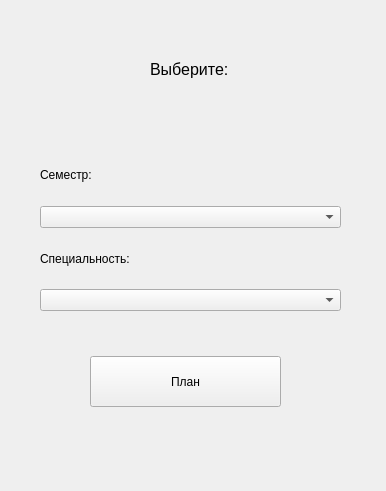
This is ElectronicJournal/toplan.ui in MariyaMari/myJournal as Qt 5 draws it before an edit. The edited form follows.
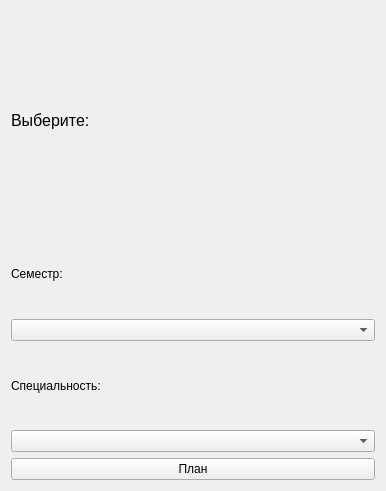
This is the edited form.

The edit to the form file:
```diff
--- a/ElectronicJournal/toplan.ui
+++ b/ElectronicJournal/toplan.ui
@@ -13,15 +13,9 @@
   <property name="windowTitle">
    <string>Form</string>
   </property>
+  <layout class="QGridLayout" name="gridLayout">
+   <item row="0" column="0">
   <widget class="QLabel" name="label">
-   <property name="geometry">
-    <rect>
-     <x>150</x>
-     <y>60</y>
-     <width>84</width>
-     <height>19</height>
-    </rect>
-   </property>
    <property name="font">
     <font>
      <pointsize>12</pointsize>
@@ -31,28 +25,8 @@
     <string>Выберите: </string>
    </property>
   </widget>
-  <widget class="QPushButton" name="pushButton">
-   <property name="geometry">
-    <rect>
-     <x>90</x>
-     <y>356</y>
-     <width>191</width>
-     <height>51</height>
-    </rect>
-   </property>
-   <property name="text">
-    <string>План</string>
-   </property>
-  </widget>
-  <widget class="QWidget" name="">
-   <property name="geometry">
-    <rect>
-     <x>40</x>
-     <y>150</y>
-     <width>301</width>
-     <height>161</height>
-    </rect>
-   </property>
+   </item>
+   <item row="1" column="0">
    <layout class="QVBoxLayout" name="verticalLayout_2">
     <item>
      <widget class="QLabel" name="label_4">
@@ -75,7 +49,15 @@
      <widget class="QComboBox" name="comboBox_2"/>
     </item>
    </layout>
-  </widget>
+   </item>
+   <item row="2" column="0">
+    <widget class="QPushButton" name="pushButton">
+     <property name="text">
+      <string>План</string>
+     </property>
+    </widget>
+   </item>
+  </layout>
  </widget>
  <resources/>
  <connections/>
```
Lines whose indentation alone changed are shown as unchanged.
